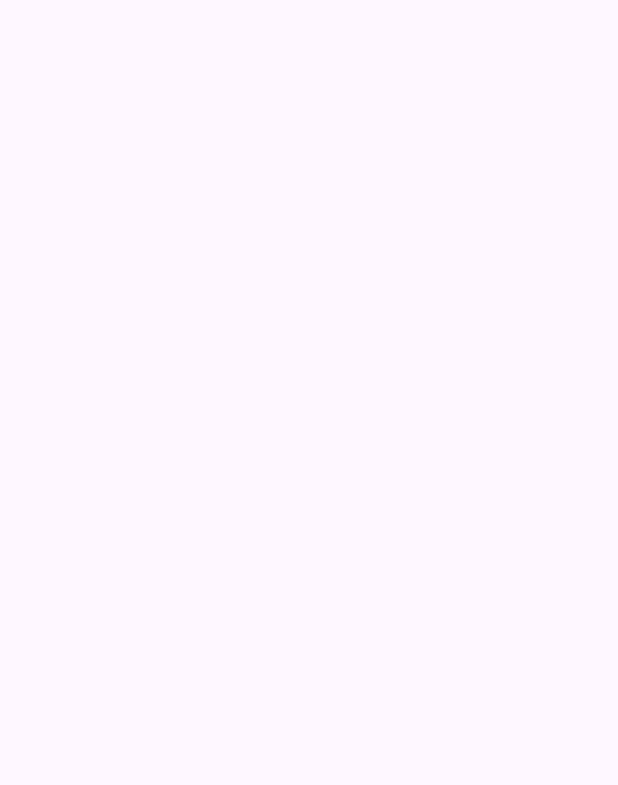
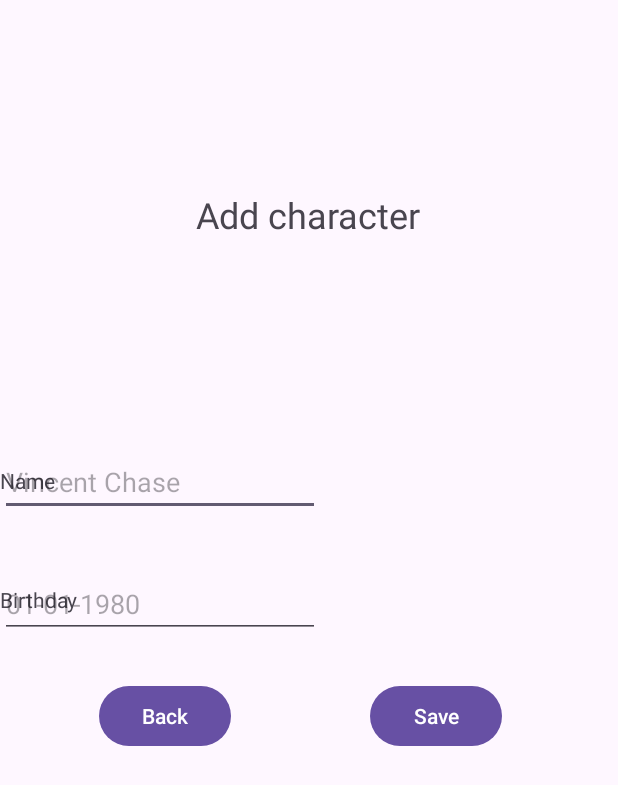
Before and after one commit to aponbas/HHSPrime, an Android app: the AddCharacterActivity screen opened directly, with no data from a screen before it, on a phone screen of 412 x 824 dp. Before the commit the part shown is empty. Shown: the top 785 px of the screen. Run offline under Robolectric (Android 15) with nearby library versions, the phone set to English and light mode, and no system bars.

Commit message:
huiswerk les 2

```diff
--- a/app/src/main/res/layout/activity_add_character.xml
+++ b/app/src/main/res/layout/activity_add_character.xml
@@ -6,4 +6,80 @@
     android:layout_height="match_parent"
     tools:context=".AddCharacterActivity">
 
+    <TextView
+        android:id="@+id/add_character_title_id"
+        android:layout_width="wrap_content"
+        android:layout_height="wrap_content"
+        android:text="@string/add_character_title_text"
+        android:textSize="24sp"
+        app:layout_constraintBottom_toBottomOf="parent"
+        app:layout_constraintEnd_toEndOf="parent"
+        app:layout_constraintHorizontal_bias="0.498"
+        app:layout_constraintStart_toStartOf="parent"
+        app:layout_constraintTop_toTopOf="parent"
+        app:layout_constraintVertical_bias="0.16" />
+
+    <TextView
+        android:id="@+id/add_character_name_id"
+        android:layout_width="wrap_content"
+        android:layout_height="wrap_content"
+        android:layout_marginBottom="60dp"
+        android:text="@string/add_character_name_text"
+        app:layout_constraintBottom_toTopOf="@+id/add_character_birthday_id"
+        tools:layout_editor_absoluteX="52dp" />
+
+    <TextView
+        android:id="@+id/add_character_birthday_id"
+        android:layout_width="wrap_content"
+        android:layout_height="wrap_content"
+        android:layout_marginBottom="44dp"
+        android:text="@string/add_character_birthday_text"
+        app:layout_constraintBottom_toTopOf="@+id/add_character_back_id"
+        tools:layout_editor_absoluteX="52dp" />
+
+    <Button
+        android:id="@+id/add_character_back_id"
+        android:layout_width="wrap_content"
+        android:layout_height="wrap_content"
+        android:text="@string/add_character_back_text"
+        app:layout_constraintBottom_toBottomOf="parent"
+        app:layout_constraintEnd_toEndOf="parent"
+        app:layout_constraintHorizontal_bias="0.204"
+        app:layout_constraintStart_toStartOf="parent"
+        app:layout_constraintTop_toTopOf="parent"
+        app:layout_constraintVertical_bias="0.584" />
+
+    <Button
+        android:id="@+id/add_character_save_id"
+        android:layout_width="wrap_content"
+        android:layout_height="wrap_content"
+        android:text="@string/add_character_save_text"
+        app:layout_constraintBottom_toBottomOf="parent"
+        app:layout_constraintEnd_toEndOf="parent"
+        app:layout_constraintHorizontal_bias="0.761"
+        app:layout_constraintStart_toStartOf="parent"
+        app:layout_constraintTop_toTopOf="parent"
+        app:layout_constraintVertical_bias="0.584" />
+
+    <EditText
+        android:id="@+id/add_character_name_et_id"
+        android:layout_width="wrap_content"
+        android:layout_height="wrap_content"
+        android:layout_marginBottom="36dp"
+        android:ems="10"
+        android:hint="@string/add_character_name_et_hint"
+        android:inputType="text"
+        app:layout_constraintBottom_toTopOf="@+id/add_character_birthday_et_id"
+        tools:layout_editor_absoluteX="190dp" />
+
+    <EditText
+        android:id="@+id/add_character_birthday_et_id"
+        android:layout_width="wrap_content"
+        android:layout_height="wrap_content"
+        android:layout_marginBottom="28dp"
+        android:ems="10"
+        android:hint="@string/add_character_birthday_et_hint"
+        android:inputType="text"
+        app:layout_constraintBottom_toTopOf="@+id/add_character_save_id"
+        tools:layout_editor_absoluteX="190dp" />
 </androidx.constraintlayout.widget.ConstraintLayout>
--- a/app/src/main/res/values/strings.xml
+++ b/app/src/main/res/values/strings.xml
@@ -8,4 +8,11 @@
     <string name="main_seasons_et_hint">8</string>
     <string name="main_name_et_hint">Entourage</string>
     <string name="main_cancel_btn_text">Cancel</string>
+    <string name="add_character_title_text">Add character</string>
+    <string name="add_character_name_text">Name</string>
+    <string name="add_character_birthday_text">Birthday</string>
+    <string name="add_character_back_text">Back</string>
+    <string name="add_character_save_text">Save</string>
+    <string name="add_character_name_et_hint" translatable="false">Vincent Chase</string>
+    <string name="add_character_birthday_et_hint" translatable="false">01-01-1980</string>
 </resources>
```
Also changed, not shown: app/src/main/res/layout/activity_main.xml (+24 -17 lines), 1 other file.
